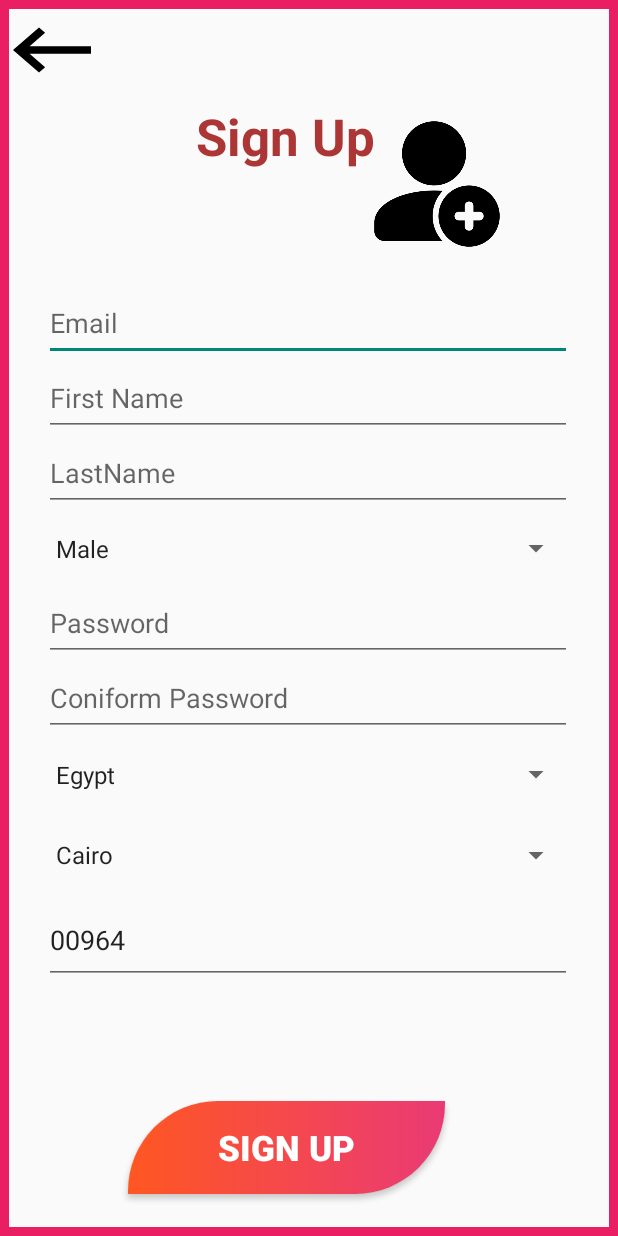
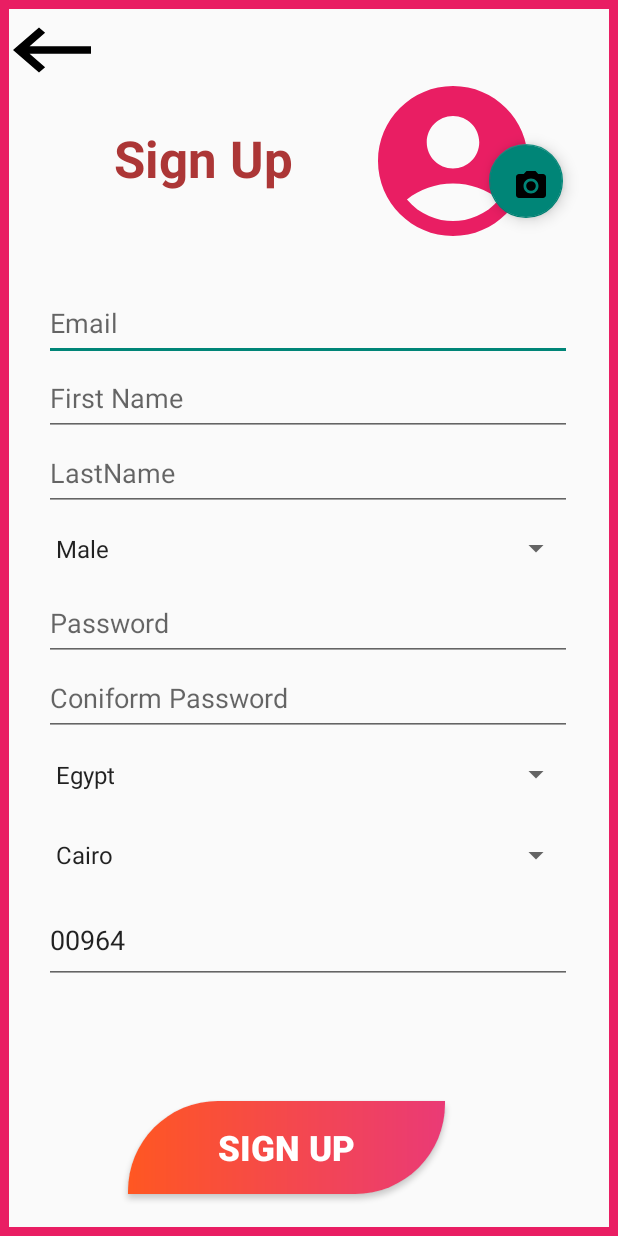
Before and after one commit to shereenIbdah/AndroidProjectCarDealer, an Android app: the SingUpActivity screen opened directly, with no data from a screen before it, on a phone screen of 412 x 824 dp. Run offline under Robolectric (Android 15) with nearby library versions, the phone set to English and light mode, and no system bars; our stand-ins replace Firebase (no records; nobody signed in at launch, a user with empty details on screens opened directly); libraries missing offline, so code that uses them is left out: com.github.dhaval2404.imagepicker; pictures from the network do not load.

```diff
--- a/app/src/main/java/com/example/androidproject/CarJsonParser.java
+++ b/app/src/main/java/com/example/androidproject/CarJsonParser.java
@@ -8,6 +8,7 @@ import java.util.List;
 public class CarJsonParser {
     public static List<Car> getObjectFromJson(String json) {
         List<Car> cars;
+        //define car data base
         try {
             JSONArray jsonArray = new JSONArray(json);
             cars = new ArrayList<>();
@@ -20,6 +21,7 @@ public class CarJsonParser {
                 car.setModel(jsonObject.getString("model"));
                 car.setPrice(jsonObject.getDouble("price"));
                 car.setName(jsonObject.getString("name"));
+                //add to the
                 cars.add(car);
             }
         } catch (JSONException e) {
--- a/app/src/main/java/com/example/androidproject/ProfileFragment.java
+++ b/app/src/main/java/com/example/androidproject/ProfileFragment.java
@@ -1,5 +1,6 @@
 package com.example.androidproject;
 
+import android.content.Intent;
 import android.database.Cursor;
 import android.os.Bundle;
 import android.view.LayoutInflater;
@@ -10,6 +11,8 @@ import android.widget.EditText;
 import android.widget.TextView;
 import android.widget.Toast;
 
+import androidx.activity.result.ActivityResultLauncher;
+import androidx.activity.result.contract.ActivityResultContracts;
 import androidx.annotation.NonNull;
 import androidx.annotation.Nullable;
 import androidx.fragment.app.Fragment;
--- a/app/src/main/java/com/example/androidproject/SignInActivity.java
+++ b/app/src/main/java/com/example/androidproject/SignInActivity.java
@@ -8,6 +8,7 @@ import android.os.Bundle;
 import android.widget.Button;
 import android.widget.CheckBox;
 import android.widget.EditText;
+import android.widget.TextView;
 import android.widget.Toast;
 
 import java.security.MessageDigest;
@@ -32,10 +33,10 @@ public class SignInActivity extends AppCompatActivity {
         sharedPrefManager = SharedPrefManager.getInstance(this);
         DataBaseHelper dataBaseHelper = new DataBaseHelper(SignInActivity.this,"projectDataBase1",null,1);
         // read the email from the shared preferences
-
         email.setText(sharedPrefManager.readString("Email", ""));
         password.setText(sharedPrefManager.readString("Password", ""));
          // remove all the data from the data base
+
 
         signUp.setOnClickListener(v -> {
             // remove all the data from the data base
--- a/app/src/main/java/com/example/androidproject/SingUpActivity.java
+++ b/app/src/main/java/com/example/androidproject/SingUpActivity.java
@@ -1,9 +1,12 @@
 package com.example.androidproject;
 
+import androidx.annotation.NonNull;
 import androidx.appcompat.app.AppCompatActivity;
 
 import android.content.Intent;
 import android.database.Cursor;
+import android.graphics.drawable.ColorDrawable;
+import android.net.Uri;
 import android.os.Bundle;
 import android.view.View;
 import android.widget.Adapter;
@@ -11,17 +14,30 @@ import android.widget.AdapterView;
 import android.widget.ArrayAdapter;
 import android.widget.Button;
 import android.widget.EditText;
+import android.widget.ImageView;
 import android.widget.Spinner;
 import android.widget.TextView;
 import android.widget.Toast;
 
+import com.github.dhaval2404.imagepicker.ImagePicker;
+import com.google.android.gms.tasks.OnFailureListener;
+import com.google.android.gms.tasks.OnSuccessListener;
+import com.google.android.material.floatingactionbutton.FloatingActionButton;
+import com.google.firebase.storage.FirebaseStorage;
+import com.google.firebase.storage.StorageReference;
+
 import java.security.MessageDigest;
 import java.security.NoSuchAlgorithmException;
 import java.util.HashMap;
+import java.util.Objects;
 
 public class SingUpActivity extends AppCompatActivity {
     private static final String TOAST_TEXT = "Sign up is successful";
-
+    ImageView imageView;
+    FloatingActionButton floatingActionButton;
+    public Uri uri;
+    public  FirebaseStorage storage = FirebaseStorage.getInstance();
+    public  StorageReference storageRef = storage.getReference();
 
     @Override
     protected void onCreate(Bundle savedInstanceState) {
@@ -39,6 +55,8 @@ public class SingUpActivity extends AppCompatActivity {
         EditText email2 = findViewById(R.id.email2);
         TextView textView9 = findViewById(R.id.textView9);
         Button createAccount = findViewById(R.id.createaccount);
+        imageView = findViewById(R.id.profilPhoto);
+        floatingActionButton = findViewById(R.id.updateProfileButton);
         Button back = findViewById(R.id.back);
         final String[] passwordError = {" "};
         final String[] firstNameError = {" "};
@@ -214,8 +232,10 @@ public class SingUpActivity extends AppCompatActivity {
             //if all the fields are correct then add the email and password to the data base
             if (passwordError[0] == " " && firstNameError[0] == " " && lastNameError[0] == " " && confirmPasswordError[0] == " " && emailError[0] == " ") {
                 dataBaseHelper.insertUser(email2.getText().toString(), hashedPasswordString[0], firstName.getText().toString(), lastName.getText().toString(), phoneNumber.getText().toString(), genderSpinner.getSelectedItem().toString(), countrySpinner.getSelectedItem().toString(), citySpinner.getSelectedItem().toString());
+               // imageView.setVisibility(View.VISIBLE);
                 Toast toast = Toast.makeText(SingUpActivity.this, TOAST_TEXT, Toast.LENGTH_SHORT);
                 toast.show();
+               // downloadImage();
                 Intent intent = new Intent(SingUpActivity.this, SignInActivity.class);
                 SingUpActivity.this.startActivity(intent);
                 finish();
@@ -231,6 +251,62 @@ public class SingUpActivity extends AppCompatActivity {
 
         });
 
+        floatingActionButton.setOnClickListener(v -> {
+            ImagePicker.with(this)
+                    .crop()                    //Crop image(Optional), Check Customization for more option
+                    .compress(1024)            //Final image size will be less than 1 MB(Optional)
+                    .maxResultSize(1080, 1080)    //Final image resolution will be less than 1080 x 1080(Optional)
+                    .start();
+        });
+
 
     }
+
+    @Override
+    protected void onActivityResult(int requestCode, int resultCode, Intent data) {
+        super.onActivityResult(requestCode, resultCode, data);
+        //imageView.setImageURI(data.getData());
+        if (resultCode == RESULT_OK) {
+            //Image Uri will not be null for RESULT_OK
+            imageView.setImageURI(data.getData());
+            //save the uri in variable
+            uri = data.getData();
+            //store the image in firebase
+            uploadImage();
+
+        } else if (resultCode == ImagePicker.RESULT_ERROR) {
+            Toast.makeText(this, ImagePicker.Companion.getError(data), Toast.LENGTH_SHORT).show();
+        }
+    }
+
+    // define onReume
+    @Override
+    protected void onResume() {
+        super.onResume();
+           //download the image from firebase
+    }
+
+    public void uploadImage() {
+        if (uri != null) {
+            StorageReference riversRef = storageRef.child("images/" + Objects.requireNonNull(uri.getLastPathSegment()));
+            riversRef.putFile(uri);
+        }
+    }
+    //get the image from firebase
+        public void downloadImage() {
+          StorageReference riversRef = storageRef.child("images/" + Objects.requireNonNull(uri.getLastPathSegment()));
+           riversRef.getDownloadUrl().addOnSuccessListener(new OnSuccessListener<Uri>() {
+               @Override
+               public void onSuccess(Uri uri) {
+                   // Got the download URL for 'users/me/profile.png'
+                imageView.setImageURI(uri);
+               }
+          }).addOnFailureListener(new OnFailureListener() {
+               @Override
+               public void onFailure(@NonNull Exception exception) {
+                   // Handle any errors
+               }
+          });
+        }
+
 }
--- a/app/src/main/res/drawable/baseline_account_circle_24.xml
+++ b/app/src/main/res/drawable/baseline_account_circle_24.xml
@@ -1,5 +1,5 @@
-<vector android:height="24dp" android:tint="#000000"
+<vector android:height="24dp" android:tint="#E91E63"
     android:viewportHeight="24" android:viewportWidth="24"
     android:width="24dp" xmlns:android="http://schemas.android.com/apk/res/android">
-    <path android:fillColor="@android:color/white" android:pathData="M12,2C6.48,2 2,6.48 2,12s4.48,10 10,10s10,-4.48 10,-10S17.52,2 12,2zM12,6c1.93,0 3.5,1.57 3.5,3.5S13.93,13 12,13s-3.5,-1.57 -3.5,-3.5S10.07,6 12,6zM12,20c-2.03,0 -4.43,-0.82 -6.14,-2.88C7.55,15.8 9.68,15 12,15s4.45,0.8 6.14,2.12C16.43,19.18 14.03,20 12,20z"/>
+    <path android:fillColor="@color/white" android:pathData="M12,2C6.48,2 2,6.48 2,12s4.48,10 10,10s10,-4.48 10,-10S17.52,2 12,2zM12,6c1.93,0 3.5,1.57 3.5,3.5S13.93,13 12,13s-3.5,-1.57 -3.5,-3.5S10.07,6 12,6zM12,20c-2.03,0 -4.43,-0.82 -6.14,-2.88C7.55,15.8 9.68,15 12,15s4.45,0.8 6.14,2.12C16.43,19.18 14.03,20 12,20z"/>
 </vector>
--- a/app/src/main/res/layout/activity_sing_up.xml
+++ b/app/src/main/res/layout/activity_sing_up.xml
@@ -96,9 +96,10 @@
         android:textStyle="bold"
         app:layout_constraintBottom_toTopOf="@+id/linearLayout"
         app:layout_constraintEnd_toEndOf="parent"
+        app:layout_constraintHorizontal_bias="0.292"
         app:layout_constraintStart_toStartOf="parent"
         app:layout_constraintTop_toTopOf="parent"
-        app:layout_constraintVertical_bias="0.51" />
+        app:layout_constraintVertical_bias="0.619" />
 
     <Button
         android:id="@+id/createaccount"
@@ -117,16 +118,16 @@
         app:layout_constraintVertical_bias="0.724" />
 
     <ImageView
-        android:id="@+id/imageView4"
-        android:layout_width="93dp"
-        android:layout_height="97dp"
+        android:id="@+id/profilPhoto"
+        android:layout_width="188dp"
+        android:layout_height="120dp"
         app:layout_constraintBottom_toTopOf="@+id/linearLayout"
         app:layout_constraintEnd_toEndOf="parent"
-        app:layout_constraintHorizontal_bias="0.767"
+        app:layout_constraintHorizontal_bias="0.928"
         app:layout_constraintStart_toStartOf="parent"
         app:layout_constraintTop_toTopOf="parent"
-        app:layout_constraintVertical_bias="0.795"
-        app:srcCompat="@drawable/add" />
+        app:layout_constraintVertical_bias="0.666"
+        app:srcCompat="@drawable/baseline_account_circle_24" />
 
     <Button
         android:id="@+id/back"
@@ -143,4 +144,21 @@
         app:layout_constraintTop_toTopOf="parent"
         app:layout_constraintVertical_bias="0.004" />
 
+    <com.google.android.material.floatingactionbutton.FloatingActionButton
+        android:id="@+id/updateProfileButton"
+        android:layout_width="65dp"
+        android:layout_height="49dp"
+        android:clickable="true"
+        android:contentDescription="TODO"
+        android:focusable="true"
+        android:foregroundGravity="center"
+        android:gravity="center"
+        android:src="@drawable/ic_menu_camera"
+        app:layout_constraintBottom_toBottomOf="parent"
+        app:layout_constraintEnd_toEndOf="parent"
+        app:layout_constraintHorizontal_bias="0.898"
+        app:layout_constraintStart_toStartOf="parent"
+        app:layout_constraintTop_toTopOf="parent"
+        app:layout_constraintVertical_bias="0.124" />
+
 </androidx.constraintlayout.widget.ConstraintLayout>
```
Also changed, not shown: app/src/main/java/com/example/androidproject/CarsDataBase.java (renamed from app/src/main/java/com/example/androidproject/DataBaseReserved.java, +18 -10 lines), app/src/main/java/com/example/androidproject/Home.java (+14 -2 lines), app/src/main/java/com/example/androidproject/MainActivity.java (+15 -3 lines), app/src/main/java/com/example/androidproject/MyViewHolder.java (+21 -20 lines), app/src/main/java/com/example/androidproject/ReservationDataBase.java (added, +44 -0 lines), app/src/main/java/com/example/androidproject/SlideshowFragment.java (+25 -3 lines).
